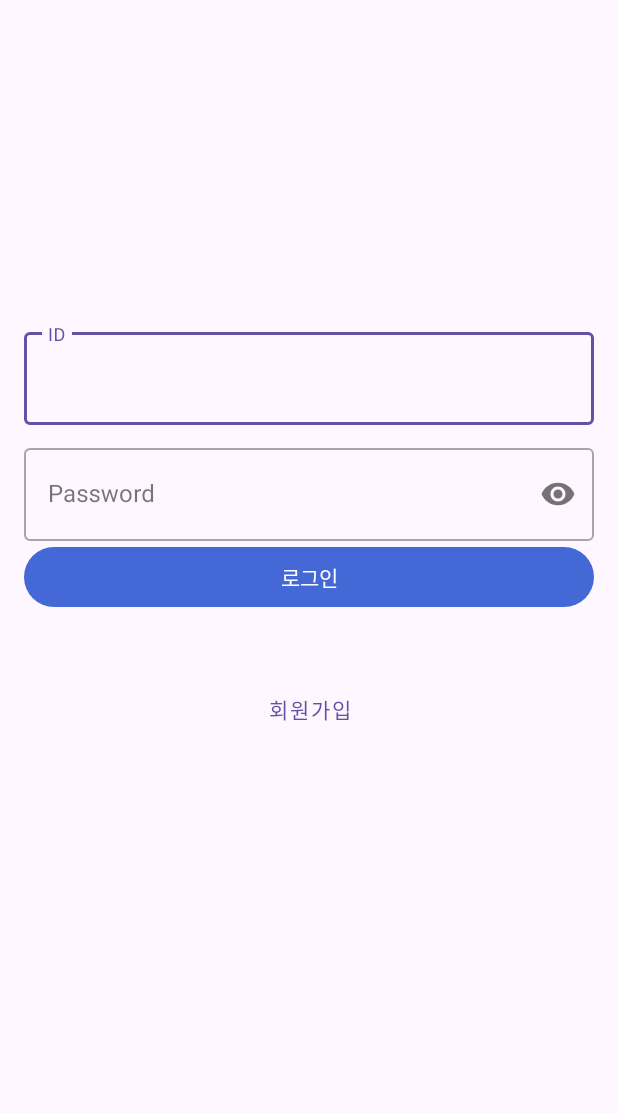
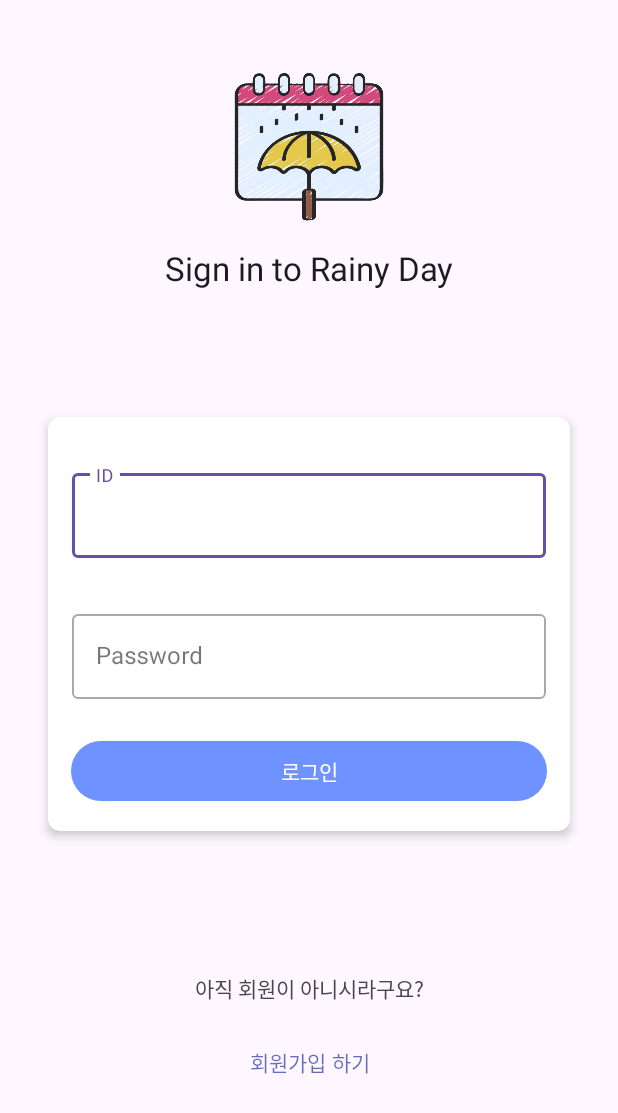
Before and after one commit to YSK96/RainyDay, an Android app: the LoginActivity screen opened directly, with no data from a screen before it, on a phone screen of 412 x 824 dp. Shown: the top 1113 px of the screen. Run offline under Robolectric (Android 15) with nearby library versions, the phone set to English and light mode, and no system bars.

Commit message:
로그인 / 회원가입 화면 디자인

```diff
--- a/app/src/main/java/cap/project/rainyday/LoginActivity.java
+++ b/app/src/main/java/cap/project/rainyday/LoginActivity.java
@@ -24,7 +24,7 @@ public class LoginActivity extends AppCompatActivity {
         });
 
         // 회원가입 버튼
-        Button button_register = findViewById(R.id.button_login);
+        Button button_register = findViewById(R.id.button_register);
         button_register.setOnClickListener(new View.OnClickListener() {
             @Override
             public void onClick(View v) {
--- a/app/src/main/java/cap/project/rainyday/RegisterActivity.java
+++ b/app/src/main/java/cap/project/rainyday/RegisterActivity.java
@@ -15,7 +15,7 @@ public class RegisterActivity extends AppCompatActivity {
         setContentView(R.layout.activity_register);
 
         // 회원가입 버튼
-        Button button_register = findViewById(R.id.button_login);
+        Button button_register = findViewById(R.id.button_register);
         button_register.setOnClickListener(new View.OnClickListener() {
             @Override
             public void onClick(View v) {
@@ -24,7 +24,7 @@ public class RegisterActivity extends AppCompatActivity {
         });
 
         // 이미 회원이시라구요? --> 로그인 화면으로
-        Button button_login = findViewById(R.id.button_login);
+        Button button_login = findViewById(R.id.button_already_member);
         button_login.setOnClickListener(new View.OnClickListener() {
             @Override
             public void onClick(View v) {
--- a/app/src/main/res/layout/activity_login.xml
+++ b/app/src/main/res/layout/activity_login.xml
@@ -1,73 +1,148 @@
 <?xml version="1.0" encoding="utf-8"?>
-<androidx.constraintlayout.widget.ConstraintLayout
-    xmlns:android="http://schemas.android.com/apk/res/android"
+<androidx.constraintlayout.widget.ConstraintLayout xmlns:android="http://schemas.android.com/apk/res/android"
     xmlns:app="http://schemas.android.com/apk/res-auto"
     xmlns:tools="http://schemas.android.com/tools"
     android:layout_width="match_parent"
     android:layout_height="match_parent"
     android:padding="16dp"
-    android:layout_gravity="center">
+    tools:context=".LoginActivity">
 
-    <com.google.android.material.textfield.TextInputLayout
-        android:id="@+id/user_id"
-        style="@style/Widget.MaterialComponents.TextInputLayout.OutlinedBox"
-        android:layout_width="match_parent"
+    <!-- 아이콘 -->
+    <ImageView
+        android:id="@+id/login_icon"
+        android:layout_width="100dp"
+        android:layout_height="100dp"
+        android:src="@drawable/rainyday_icon"
+        app:layout_constraintTop_toTopOf="parent"
+        app:layout_constraintEnd_toEndOf="parent"
+        app:layout_constraintStart_toStartOf="parent"
+        android:layout_marginTop="32dp"
+        android:contentDescription="Rainy Day" />
+
+    <!-- 로그인 텍스트 -->
+    <TextView
+        android:id="@+id/login_text"
+        android:layout_width="wrap_content"
         android:layout_height="wrap_content"
-        android:layout_marginVertical="200dp"
+        android:text="Sign in to Rainy Day"
+        android:textAppearance="@style/TextAppearance.AppCompat.Large"
+        app:layout_constraintTop_toBottomOf="@id/login_icon"
+        app:layout_constraintStart_toStartOf="parent"
+        app:layout_constraintEnd_toEndOf="parent"
+        android:layout_marginTop="16dp" />
+
+    <!-- 로그인 정보 입력 및 버튼을 감싸는 CardView -->
+    <androidx.cardview.widget.CardView
+        android:id="@+id/login_card"
+        android:layout_width="0dp"
+        android:layout_height="wrap_content"
+        android:layout_marginStart="16dp"
+        android:layout_marginTop="8dp"
+        android:layout_marginEnd="16dp"
+        app:cardCornerRadius="8dp"
+        app:cardElevation="4dp"
+        app:layout_constraintBottom_toBottomOf="parent"
         app:layout_constraintEnd_toEndOf="parent"
         app:layout_constraintStart_toStartOf="parent"
         app:layout_constraintTop_toTopOf="parent">
 
+        <!-- 로그인 정보 입력 -->
+        <LinearLayout
+            android:layout_width="match_parent"
+            android:layout_height="wrap_content"
+            android:orientation="vertical">
+
+            <com.google.android.material.textfield.TextInputLayout
+                android:id="@+id/user_id_layout"
+                style="@style/Widget.MaterialComponents.TextInputLayout.OutlinedBox"
+                android:layout_width="match_parent"
+                android:layout_height="wrap_content"
+                android:layout_marginTop="16dp"
+                android:padding="16dp">
+
                 <com.google.android.material.textfield.TextInputEditText
+                    android:id="@+id/user_id"
                     android:layout_width="match_parent"
                     android:layout_height="wrap_content"
                     android:hint="ID"
-            android:inputType="textEmailAddress"
-            android:padding="20dp" />
+                    android:inputType="textEmailAddress" />
 
             </com.google.android.material.textfield.TextInputLayout>
 
             <com.google.android.material.textfield.TextInputLayout
+                android:id="@+id/user_password_layout"
                 style="@style/Widget.MaterialComponents.TextInputLayout.OutlinedBox"
+                android:layout_width="match_parent"
+                android:layout_height="wrap_content"
+                android:padding="16dp">
+
+                <com.google.android.material.textfield.TextInputEditText
                     android:id="@+id/user_password"
                     android:layout_width="match_parent"
                     android:layout_height="wrap_content"
-        android:layout_marginTop="10dp"
-        app:passwordToggleEnabled="true"
-        app:layout_constraintTop_toBottomOf="@id/user_id"
-        app:layout_constraintStart_toStartOf="parent"
-        app:layout_constraintEnd_toEndOf="parent">
-
-        <com.google.android.material.textfield.TextInputEditText
-            android:layout_width="match_parent"
-            android:layout_height="wrap_content"
                     android:hint="Password"
-            android:inputType="textPassword"
-            android:padding="20dp"/>
+                    android:inputType="textPassword" />
 
             </com.google.android.material.textfield.TextInputLayout>
 
+            <!-- 로그인 버튼 -->
+            <com.google.android.material.button.MaterialButton
+                android:id="@+id/button_login"
+                android:layout_width="match_parent"
+                android:layout_height="wrap_content"
+                android:layout_marginLeft="15dp"
+                android:layout_marginTop="8dp"
+                android:layout_marginRight="15dp"
+                android:layout_marginBottom="16dp"
+                android:text="로그인"
+                android:textColor="@color/white"
+                app:backgroundTint="#6E92FF" />
+
+        </LinearLayout>
+    </androidx.cardview.widget.CardView>
+
+    <!-- 회원가입 관련 문구를 묶는 투명 박스 -->
+    <androidx.cardview.widget.CardView
+        android:id="@+id/signup_card"
+        android:layout_width="0dp"
+        android:layout_height="wrap_content"
+        android:layout_marginTop="24dp"
+        app:cardCornerRadius="8dp"
+        app:cardElevation="0dp"
+        app:layout_constraintTop_toBottomOf="@id/login_card"
+        app:layout_constraintStart_toStartOf="parent"
+        app:layout_constraintEnd_toEndOf="parent"
+        app:layout_constraintBottom_toBottomOf="parent"
+        app:cardBackgroundColor="@android:color/transparent">
+
+        <LinearLayout
+            android:layout_width="match_parent"
+            android:layout_height="wrap_content"
+            android:orientation="vertical"
+            android:padding="16dp">
+
+            <!-- "아직 회원이 아니시라구요?" 문구 -->
+            <TextView
+                android:id="@+id/text_not_a_member"
+                android:layout_width="match_parent"
+                android:layout_height="wrap_content"
+                android:text="아직 회원이 아니시라구요?"
+                android:gravity="center"
+                android:layout_marginBottom="8dp" />
+
+            <!-- 회원가입 버튼 -->
             <com.google.android.material.button.MaterialButton
                 android:id="@+id/button_register"
                 android:layout_width="match_parent"
                 android:layout_height="wrap_content"
-        android:text="로그인"
-        android:textColor="@color/white"
-        app:backgroundTint="#4469D7"
-        app:layout_constraintEnd_toEndOf="parent"
-        app:layout_constraintStart_toStartOf="parent"
-        app:layout_constraintTop_toBottomOf="@+id/user_password" />
+                android:gravity="center"
+                android:padding="16dp"
+                android:text="회원가입 하기"
+                android:textAllCaps="false"
+                android:textColor="#9C001497"
+                app:backgroundTint="@android:color/transparent" />
 
-    <com.google.android.material.button.MaterialButton
-        style="@style/Widget.MaterialComponents.Button.TextButton"
-        android:id="@+id/button_login"
-        android:layout_width="wrap_content"
-        android:layout_height="wrap_content"
-        android:layout_marginTop="40dip"
-        android:text="회원가입"
-        android:textAllCaps="false"
-        app:layout_constraintTop_toBottomOf="@id/button_register"
-        app:layout_constraintStart_toStartOf="parent"
-        app:layout_constraintEnd_toEndOf="parent"/>
+        </LinearLayout>
+    </androidx.cardview.widget.CardView>
 
 </androidx.constraintlayout.widget.ConstraintLayout>
```
Also changed, not shown: app/src/main/res/layout/activity_register.xml (+88 -46 lines), app/src/main/res/drawable/rainyday_icon.png (added). Lines whose indentation alone changed are shown as unchanged.
